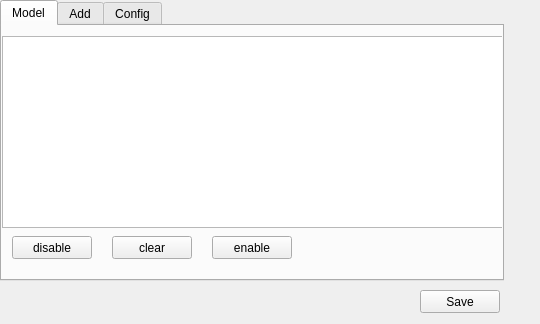
Before: the Qt Designer form widget.ui in dusekpe2/kcmhowdy, drawn with Qt 5.
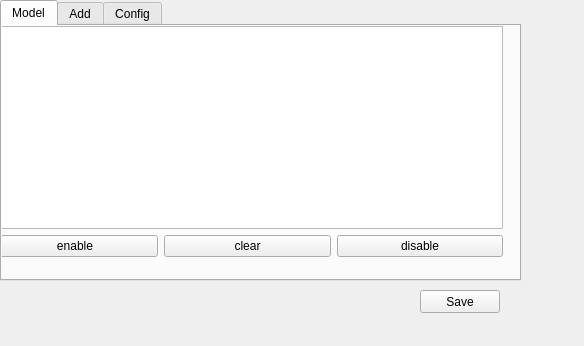
After: the same form once the commit is applied.

Commit message: Prepared class for config file

The edit to the form file:
```diff
--- a/widget.ui
+++ b/widget.ui
@@ -6,8 +6,8 @@
    <rect>
     <x>0</x>
     <y>0</y>
-    <width>540</width>
-    <height>324</height>
+    <width>584</width>
+    <height>346</height>
    </rect>
   </property>
   <property name="windowTitle">
@@ -18,7 +18,7 @@
     <rect>
      <x>0</x>
      <y>0</y>
-     <width>504</width>
+     <width>521</width>
      <height>281</height>
     </rect>
    </property>
@@ -34,54 +34,45 @@
          <attribute name="title">
           <string>Model</string>
          </attribute>
-         <widget class="QTableView" name="tableView">
+         <widget class="QWidget" name="verticalLayoutWidget_3">
           <property name="geometry">
            <rect>
-            <x>0</x>
-            <y>10</y>
-            <width>502</width>
-            <height>192</height>
+            <x>-10</x>
+            <y>0</y>
+            <width>511</width>
+            <height>231</height>
            </rect>
           </property>
-         </widget>
-         <widget class="QPushButton" name="disableButton">
-          <property name="geometry">
-           <rect>
-            <x>10</x>
-            <y>210</y>
-            <width>80</width>
-            <height>23</height>
-           </rect>
-          </property>
-          <property name="text">
-           <string>disable</string>
-          </property>
-         </widget>
-         <widget class="QPushButton" name="clearButton">
-          <property name="geometry">
-           <rect>
-            <x>110</x>
-            <y>210</y>
-            <width>80</width>
-            <height>23</height>
-           </rect>
-          </property>
-          <property name="text">
-           <string>clear</string>
-          </property>
-         </widget>
-         <widget class="QPushButton" name="enableButton">
-          <property name="geometry">
-           <rect>
-            <x>210</x>
-            <y>210</y>
-            <width>80</width>
-            <height>23</height>
-           </rect>
-          </property>
-          <property name="text">
-           <string>enable</string>
-          </property>
+          <layout class="QVBoxLayout" name="verticalLayout_3">
+           <item>
+            <widget class="QTableView" name="tableView"/>
+           </item>
+           <item>
+            <layout class="QHBoxLayout" name="horizontalLayout_8">
+             <item>
+              <widget class="QPushButton" name="enableButton">
+               <property name="text">
+                <string>enable</string>
+               </property>
+              </widget>
+             </item>
+             <item>
+              <widget class="QPushButton" name="clearButton">
+               <property name="text">
+                <string>clear</string>
+               </property>
+              </widget>
+             </item>
+             <item>
+              <widget class="QPushButton" name="disableButton">
+               <property name="text">
+                <string>disable</string>
+               </property>
+              </widget>
+             </item>
+            </layout>
+           </item>
+          </layout>
          </widget>
         </widget>
         <widget class="QWidget" name="Add">
```
The commit also changes 19 other files.
